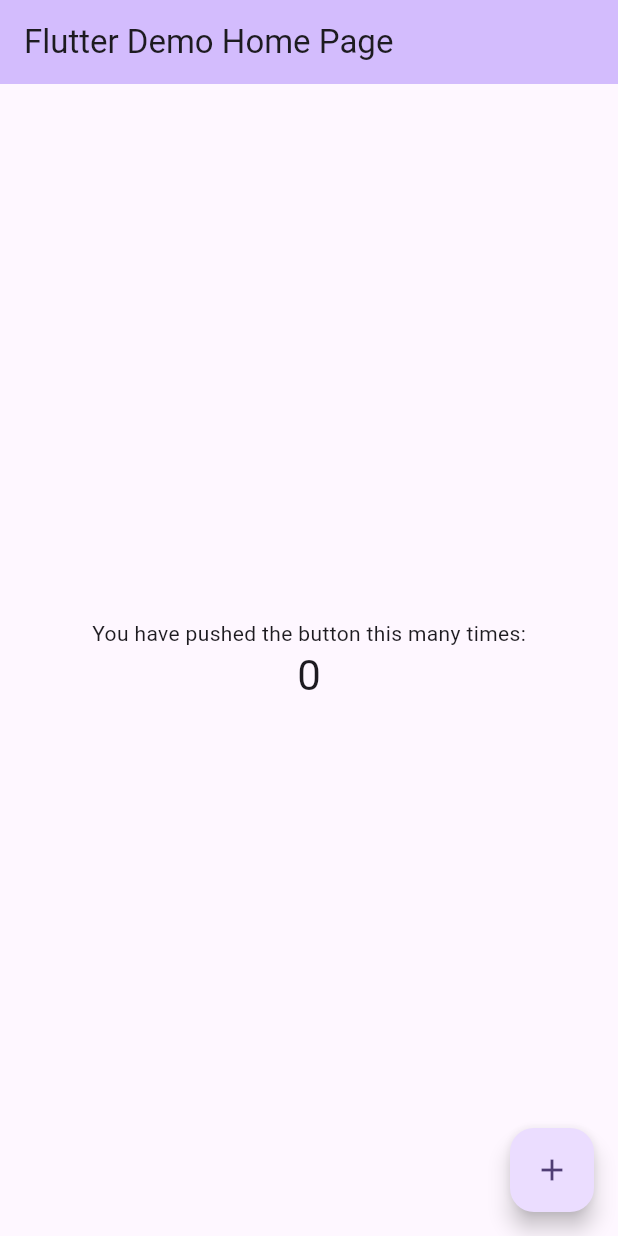
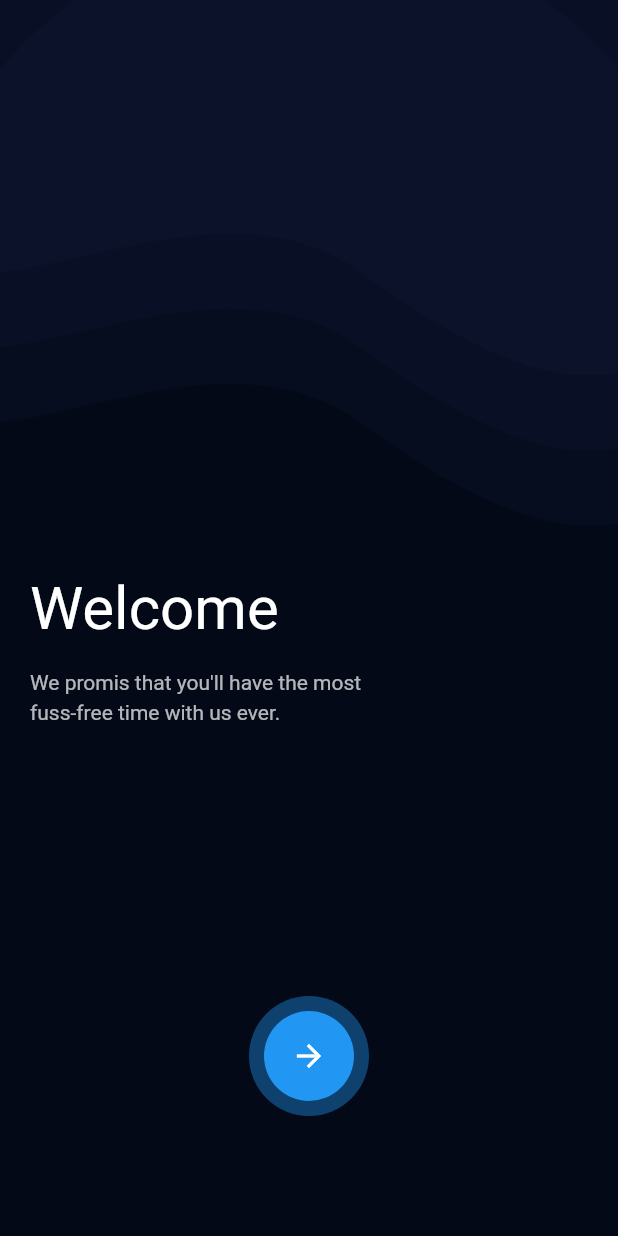
Before and after one commit to muhammadumer1157/Splash-Screen-App, a Flutter app: the screen it shows after launch, on a phone screen of 412 x 824 dp. Run offline on Flutter 3.47's test engine with Material 2 defaults, Android fonts, the phone set to English and light mode, and no system bars; our stand-ins replace page_transition, simple_animations.

Commit message:
Add animation and UI

```diff
--- /dev/null
+++ b/splash_screen_app/lib/animations/fade_animation.dart
@@ -0,0 +1,28 @@
+import 'package:flutter/material.dart';
+import 'package:simple_animations/simple_animations.dart';
+
+class FadeAnimation extends StatelessWidget {
+  final double delay;
+  final Widget child;
+
+  const FadeAnimation({super.key, required this.delay, required this.child});
+
+  @override
+  Widget build(BuildContext context) {
+    final tween = MovieTween()
+      ..tween('opacity', Tween(begin: 0.0, end: 1.0),
+          duration: const Duration(milliseconds: 500))
+      ..tween('translateY', Tween(begin: -130.0, end: 0.0),
+          duration: const Duration(milliseconds: 500), curve: Curves.easeOut);
+    return PlayAnimationBuilder(
+        delay: Duration(milliseconds: (500 * delay).round()),
+        tween: tween,
+        duration: tween.duration,
+        builder: (context, value, child) => Opacity(
+              opacity: value.get("opacity"),
+              child: Transform.translate(
+                  offset: Offset(0, value.get("translateY")), child: child),
+            ),
+        child: child);
+  }
+}
--- a/splash_screen_app/lib/main.dart
+++ b/splash_screen_app/lib/main.dart
@@ -1,125 +1,237 @@
 import 'package:flutter/material.dart';
+import 'package:page_transition/page_transition.dart';
+import 'package:splash_screen_app/animations/fade_animation.dart';
+import 'package:splash_screen_app/login_page.dart';
 
 void main() {
-  runApp(const MyApp());
+  runApp(const MaterialApp(
+    debugShowCheckedModeBanner: false,
+    home: HomePage(),
+  ));
 }
 
-class MyApp extends StatelessWidget {
-  const MyApp({super.key});
+class HomePage extends StatefulWidget {
+  const HomePage({super.key});
 
-  // This widget is the root of your application.
   @override
-  Widget build(BuildContext context) {
-    return MaterialApp(
-      title: 'Flutter Demo',
-      theme: ThemeData(
-        // This is the theme of your application.
-        //
-        // TRY THIS: Try running your application with "flutter run". You'll see
-        // the application has a blue toolbar. Then, without quitting the app,
-        // try changing the seedColor in the colorScheme below to Colors.green
-        // and then invoke "hot reload" (save your changes or press the "hot
-        // reload" button in a Flutter-supported IDE, or press "r" if you used
-        // the command line to start the app).
-        //
-        // Notice that the counter didn't reset back to zero; the application
-        // state is not lost during the reload. To reset the state, use hot
-        // restart instead.
-        //
-        // This works for code too, not just values: Most code changes can be
-        // tested with just a hot reload.
-        colorScheme: ColorScheme.fromSeed(seedColor: Colors.deepPurple),
-        useMaterial3: true,
-      ),
-      home: const MyHomePage(title: 'Flutter Demo Home Page'),
-    );
-  }
+  State<HomePage> createState() => _HomePageState();
 }
 
-class MyHomePage extends StatefulWidget {
-  const MyHomePage({super.key, required this.title});
+class _HomePageState extends State<HomePage> with TickerProviderStateMixin {
+  late AnimationController _scaleController;
+  late AnimationController _scale2Controller;
+  late AnimationController _widthController;
+  late AnimationController _positionController;
 
-  // This widget is the home page of your application. It is stateful, meaning
-  // that it has a State object (defined below) that contains fields that affect
-  // how it looks.
+  late Animation<double> _scaleAnimation;
+  late Animation<double> _scale2Animation;
+  late Animation<double> _widthAnimation;
+  late Animation<double> _positionAnimation;
 
-  // This class is the configuration for the state. It holds the values (in this
-  // case the title) provided by the parent (in this case the App widget) and
-  // used by the build method of the State. Fields in a Widget subclass are
-  // always marked "final".
-
-  final String title;
+  bool hideIcon = false;
 
   @override
-  State<MyHomePage> createState() => _MyHomePageState();
-}
+  void initState() {
+    super.initState();
+    _scaleController = AnimationController(
+        vsync: this, duration: const Duration(milliseconds: 300));
+    _scaleAnimation =
+        Tween<double>(begin: 1.0, end: 0.8).animate(_scaleController)
+          ..addStatusListener((status) {
+            if (status == AnimationStatus.completed) {
+              _widthController.forward();
+            }
+          });
 
-class _MyHomePageState extends State<MyHomePage> {
-  int _counter = 0;
+    _widthController = AnimationController(
+        vsync: this, duration: const Duration(milliseconds: 600));
+    _widthAnimation =
+        Tween<double>(begin: 80.0, end: 300.0).animate(_widthController)
+          ..addStatusListener((status) {
+            if (status == AnimationStatus.completed) {
+              _positionController.forward();
+            }
+          });
 
-  void _incrementCounter() {
-    setState(() {
-      // This call to setState tells the Flutter framework that something has
-      // changed in this State, which causes it to rerun the build method below
-      // so that the display can reflect the updated values. If we changed
-      // _counter without calling setState(), then the build method would not be
-      // called again, and so nothing would appear to happen.
-      _counter++;
-    });
+    _positionController = AnimationController(
+        vsync: this, duration: const Duration(milliseconds: 1000));
+    _positionAnimation =
+        Tween<double>(begin: 0.0, end: 215.0).animate(_positionController)
+          ..addStatusListener((status) {
+            if (status == AnimationStatus.completed) {
+              setState(() {
+                hideIcon = true;
+              });
+              _scale2Controller.forward();
+            }
+          });
+
+    _scale2Controller = AnimationController(
+        vsync: this, duration: const Duration(milliseconds: 1000));
+    _scale2Animation =
+        Tween<double>(begin: 1.0, end: 32.0).animate(_scale2Controller)
+          ..addStatusListener((status) {
+            if (status == AnimationStatus.completed) {
+              Navigator.push(
+                  context,
+                  PageTransition(
+                    type: PageTransitionType.fade,
+                    child: const LoginPage(),
+                  ));
+            }
+          });
   }
 
   @override
   Widget build(BuildContext context) {
-    // This method is rerun every time setState is called, for instance as done
-    // by the _incrementCounter method above.
-    //
-    // The Flutter framework has been optimized to make rerunning build methods
-    // fast, so that you can just rebuild anything that needs updating rather
-    // than having to individually change instances of widgets.
+    final double width = MediaQuery.of(context).size.width;
     return Scaffold(
-      appBar: AppBar(
-        // TRY THIS: Try changing the color here to a specific color (to
-        // Colors.amber, perhaps?) and trigger a hot reload to see the AppBar
-        // change color while the other colors stay the same.
-        backgroundColor: Theme.of(context).colorScheme.inversePrimary,
-        // Here we take the value from the MyHomePage object that was created by
-        // the App.build method, and use it to set our appbar title.
-        title: Text(widget.title),
-      ),
-      body: Center(
-        // Center is a layout widget. It takes a single child and positions it
-        // in the middle of the parent.
-        child: Column(
-          // Column is also a layout widget. It takes a list of children and
-          // arranges them vertically. By default, it sizes itself to fit its
-          // children horizontally, and tries to be as tall as its parent.
-          //
-          // Column has various properties to control how it sizes itself and
-          // how it positions its children. Here we use mainAxisAlignment to
-          // center the children vertically; the main axis here is the vertical
-          // axis because Columns are vertical (the cross axis would be
-          // horizontal).
-          //
-          // TRY THIS: Invoke "debug painting" (choose the "Toggle Debug Paint"
-          // action in the IDE, or press "p" in the console), to see the
-          // wireframe for each widget.
-          mainAxisAlignment: MainAxisAlignment.center,
-          children: <Widget>[
-            const Text(
-              'You have pushed the button this many times:',
+      backgroundColor: const Color.fromRGBO(3, 9, 23, 1),
+      body: SizedBox(
+        width: double.infinity,
+        child: Stack(
+          children: [
+            Positioned(
+              top: -50,
+              left: 0,
+              child: FadeAnimation(
+                delay: 1,
+                child: Container(
+                  width: width,
+                  height: 400,
+                  decoration: const BoxDecoration(
+                    image: DecorationImage(
+                        image: AssetImage("assets/images/one.png"),
+                        fit: BoxFit.cover),
+                  ),
+                ),
+              ),
             ),
-            Text(
-              '$_counter',
-              style: Theme.of(context).textTheme.headlineMedium,
+            Positioned(
+              top: -100,
+              left: 0,
+              child: FadeAnimation(
+                delay: 1.3,
+                child: Container(
+                  width: width,
+                  height: 400,
+                  decoration: const BoxDecoration(
+                    image: DecorationImage(
+                        image: AssetImage("assets/images/one.png"),
+                        fit: BoxFit.cover),
+                  ),
+                ),
+              ),
             ),
+            Positioned(
+              top: -150,
+              left: 0,
+              child: FadeAnimation(
+                delay: 1.6,
+                child: Container(
+                  width: width,
+                  height: 400,
+                  decoration: const BoxDecoration(
+                    image: DecorationImage(
+                        image: AssetImage("assets/images/one.png"),
+                        fit: BoxFit.cover),
+                  ),
+                ),
+              ),
+            ),
+            Container(
+              padding: const EdgeInsets.all(20.0),
+              child: Column(
+                mainAxisAlignment: MainAxisAlignment.end,
+                crossAxisAlignment: CrossAxisAlignment.start,
+                children: [
+                  const FadeAnimation(
+                    delay: 1,
+                    child: Text(
+                      "Welcome",
+                      style: TextStyle(color: Colors.white, fontSize: 40.0),
+                    ),
+                  ),
+                  const SizedBox(
+                    height: 15.0,
+                  ),
+                  FadeAnimation(
+                    delay: 1.3,
+                    child: Text(
+                      "We promis that you'll have the most \nfuss-free time with us ever.",
+                      style: TextStyle(
+                          color: Colors.white.withOpacity(0.7), height: 1.4),
+                    ),
+                  ),
+                  const SizedBox(
+                    height: 180.0,
+                  ),
+                  FadeAnimation(
+                    delay: 1.6,
+                    child: AnimatedBuilder(
+                      animation: _scaleController,
+                      builder: (context, child) => Transform.scale(
+                        scale: _scaleAnimation.value,
+                        child: Center(
+                          child: AnimatedBuilder(
+                            animation: _widthController,
+                            builder: (context, child) => Container(
+                              width: _widthAnimation.value,
+                              height: 80.0,
+                              padding: const EdgeInsets.all(10.0),
+                              decoration: BoxDecoration(
+                                  borderRadius: BorderRadius.circular(50.0),
+                                  color: Colors.blue.withOpacity(0.4)),
+                              child: InkWell(
+                                onTap: () {
+                                  _scaleController.forward();
+                                },
+                                child: Stack(
+                                  children: [
+                                    AnimatedBuilder(
+                                      animation: _positionController,
+                                      builder: (context, child) => Positioned(
+                                        left: _positionAnimation.value,
+                                        child: AnimatedBuilder(
+                                          animation: _scale2Controller,
+                                          builder: (context, child) =>
+                                              Transform.scale(
+                                            scale: _scale2Animation.value,
+                                            child: Container(
+                                              width: 60.0,
+                                              height: 60.0,
+                                              decoration: const BoxDecoration(
+                                                  shape: BoxShape.circle,
+                                                  color: Colors.blue),
+                                              child: hideIcon == false
+                                                  ? const Icon(
+                                                      Icons.arrow_forward,
+                                                      color: Colors.white,
+                                                    )
+                                                  : Container(),
+                                            ),
+                                          ),
+                                        ),
+                                      ),
+                                    ),
+                                  ],
+                                ),
+                              ),
+                            ),
+                          ),
+                        ),
+                      ),
+                    ),
+                  ),
+                  const SizedBox(
+                    height: 60.0,
+                  )
+                ],
+              ),
+            )
           ],
         ),
       ),
-      floatingActionButton: FloatingActionButton(
-        onPressed: _incrementCounter,
-        tooltip: 'Increment',
-        child: const Icon(Icons.add),
-      ), // This trailing comma makes auto-formatting nicer for build methods.
     );
   }
 }
--- a/splash_screen_app/pubspec.yaml
+++ b/splash_screen_app/pubspec.yaml
@@ -35,6 +35,8 @@ dependencies:
   # The following adds the Cupertino Icons font to your application.
   # Use with the CupertinoIcons class for iOS style icons.
   cupertino_icons: ^1.0.2
+  simple_animations: ^5.0.2
+  page_transition: ^2.1.0
 
 dev_dependencies:
   flutter_test:
```
Also changed, not shown: splash_screen_app/lib/login_page.dart (added, +87 -0 lines), splash_screen_app/pubspec.lock.
